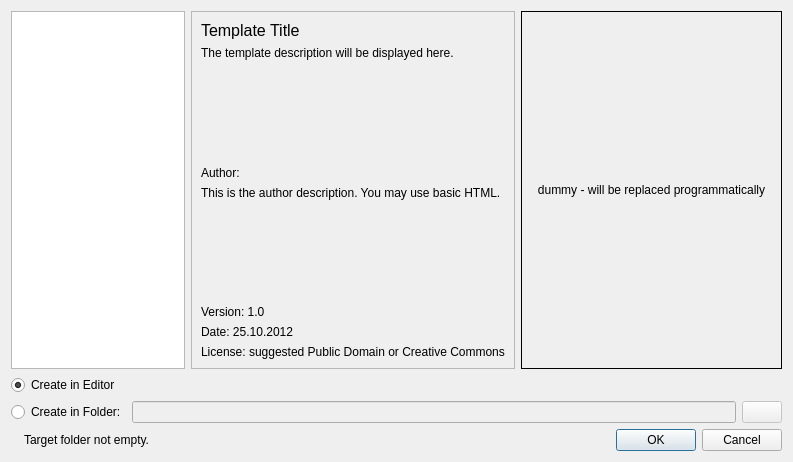
Above: src/templateselector.ui from texstudio-org/texstudio before the change. Below: the same form after it.
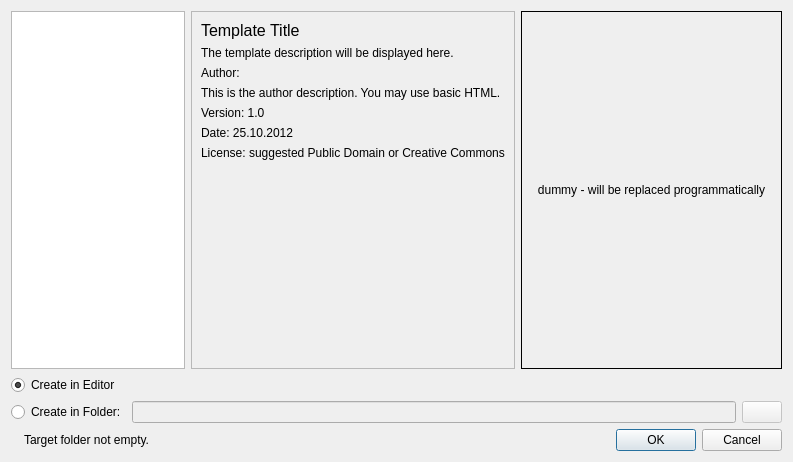
That is the form after the change. Icons and pictures are not drawn.

Commit message: insert spacer below template's meta info

```diff
--- a/src/templateselector.ui
+++ b/src/templateselector.ui
@@ -122,6 +122,22 @@
         </property>
        </widget>
       </item>
+      <item>
+       <spacer>
+        <property name="orientation">
+         <enum>Qt::Vertical</enum>
+        </property>
+        <property name="sizeType">
+         <enum>QSizePolicy::Expanding</enum>
+        </property>
+        <property name="sizeHint" stdset="0">
+         <size>
+          <width>20</width>
+          <height>0</height>
+         </size>
+        </property>
+       </spacer>
+      </item>
      </layout>
     </widget>
    </item>
```
